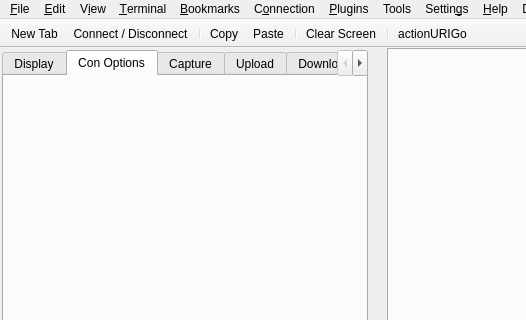
Before: the Qt Designer form src/UI/QT/Form_MainWindow.ui in TheBeef/WhippyTerm, drawn with Qt 5; both pictures show x 0 to 526 and y 0 to 320 of the 1114 by 699 pixel window.
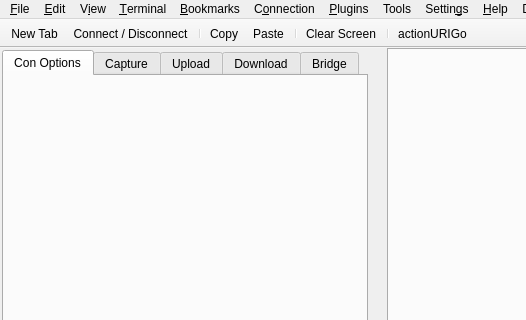
After: the same form once the commit is applied. The open tabs and pages were chosen to show the change. Icons and pictures are not drawn. Custom widgets are drawn as their Qt base class.

Commit message: Removed display tab as it's never going to be used.

The edit to the form file:
```diff
--- a/src/UI/QT/Form_MainWindow.ui
+++ b/src/UI/QT/Form_MainWindow.ui
@@ -179,11 +179,6 @@
                     <property name="currentIndex">
                      <number>0</number>
                     </property>
-                    <widget class="QWidget" name="Display_Tab">
-                     <attribute name="title">
-                      <string>Display</string>
-                     </attribute>
-                    </widget>
                     <widget class="QWidget" name="tab_ConnectionOptions">
                      <attribute name="title">
                       <string>Con Options</string>
```
Left out of the diff: 32 changed lines with no effect on the pictures. The commit also changes 4 other files.
